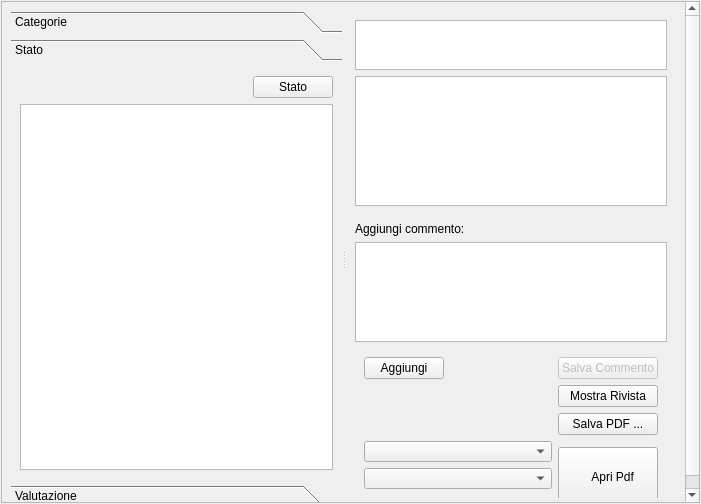
This is lescienze500/src/bookmarkgui.ui in simon-r/LeScienze500 as Qt 5 draws it before an edit. The edited form follows.
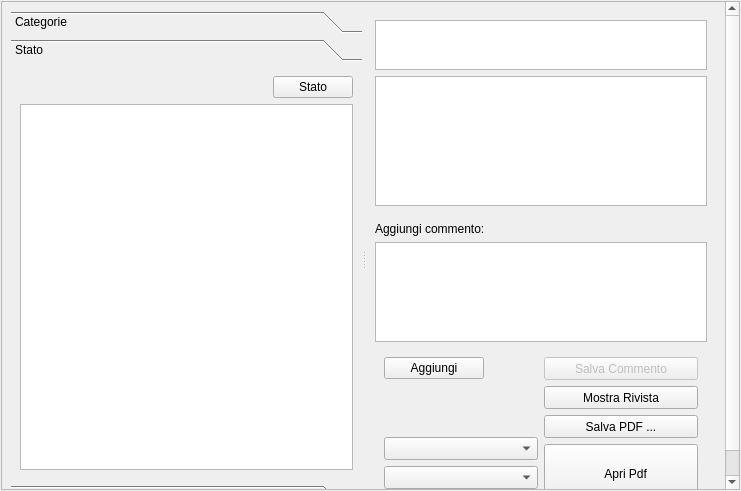
This is the edited form. The open tabs and pages were chosen to show the change. Icons and pictures are not drawn.

Commit message: correzione layout

What changed in the file:
```diff
--- a/lescienze500/src/bookmarkgui.ui
+++ b/lescienze500/src/bookmarkgui.ui
@@ -6,8 +6,8 @@
    <rect>
     <x>0</x>
     <y>0</y>
-    <width>701</width>
-    <height>504</height>
+    <width>741</width>
+    <height>491</height>
    </rect>
   </property>
   <property name="windowTitle">
@@ -32,9 +32,9 @@
       <property name="geometry">
        <rect>
         <x>0</x>
-        <y>0</y>
-        <width>693</width>
-        <height>496</height>
+        <y>-1</y>
+        <width>718</width>
+        <height>492</height>
        </rect>
       </property>
       <layout class="QHBoxLayout" name="horizontalLayout">
@@ -63,15 +63,15 @@
            </size>
           </property>
           <property name="currentIndex">
-           <number>0</number>
+           <number>1</number>
           </property>
           <widget class="QWidget" name="page_1">
            <property name="geometry">
             <rect>
              <x>0</x>
              <y>0</y>
-             <width>317</width>
-             <height>394</height>
+             <width>329</width>
+             <height>390</height>
             </rect>
            </property>
            <attribute name="icon">
@@ -131,8 +131,8 @@
             <rect>
              <x>0</x>
              <y>0</y>
-             <width>83</width>
-             <height>101</height>
+             <width>329</width>
+             <height>390</height>
             </rect>
            </property>
            <attribute name="icon">
@@ -195,8 +195,8 @@
             <rect>
              <x>0</x>
              <y>0</y>
-             <width>83</width>
-             <height>72</height>
+             <width>329</width>
+             <height>390</height>
             </rect>
            </property>
            <attribute name="icon">
@@ -238,7 +238,7 @@
           <property name="frameShadow">
            <enum>QFrame::Plain</enum>
           </property>
-          <layout class="QVBoxLayout" stretch="4,4,0,0,4">
+          <layout class="QVBoxLayout" stretch="4,4,0,0">
            <item>
             <widget class="QTextBrowser" name="Title">
              <property name="minimumSize">
@@ -318,8 +318,6 @@
                </property>
               </widget>
              </item>
-            </layout>
-           </item>
            <item>
             <widget class="QFrame" name="frame_2">
              <property name="minimumSize">
@@ -335,11 +333,15 @@
               <enum>QFrame::Raised</enum>
              </property>
              <layout class="QGridLayout" name="gridLayout_2">
-              <item row="1" column="0">
+                <item row="2" column="0" rowspan="3">
+                 <layout class="QHBoxLayout" name="horizontalLayout_3">
+                  <item>
+                   <layout class="QVBoxLayout" name="verticalLayout_4">
+                    <item>
                <widget class="QPushButton" name="AddFavorite">
                 <property name="maximumSize">
                  <size>
-                  <width>16777215</width>
+                        <width>100</width>
                   <height>16777215</height>
                  </size>
                 </property>
@@ -352,69 +354,27 @@
                 </property>
                </widget>
               </item>
-              <item row="1" column="1">
-               <spacer name="horizontalSpacer">
+                    <item>
+                     <spacer name="verticalSpacer_3">
                 <property name="orientation">
-                 <enum>Qt::Horizontal</enum>
+                       <enum>Qt::Vertical</enum>
                 </property>
                 <property name="sizeHint" stdset="0">
                  <size>
-                  <width>40</width>
-                  <height>20</height>
-                 </size>
-                </property>
-               </spacer>
-              </item>
-              <item row="7" column="2">
-               <widget class="QPushButton" name="OpenPDF">
-                <property name="minimumSize">
-                 <size>
-                  <width>0</width>
-                  <height>60</height>
-                 </size>
-                </property>
-                <property name="text">
-                 <string>    Apri Pdf </string>
-                </property>
-                <property name="icon">
-                 <iconset resource="crystal.qrc">
-                  <normaloff>:/icons/crystal/pdficon.png</normaloff>:/icons/crystal/pdficon.png</iconset>
-                </property>
-                <property name="iconSize">
-                 <size>
-                  <width>40</width>
+                        <width>20</width>
                   <height>40</height>
                  </size>
                 </property>
-               </widget>
-              </item>
-              <item row="3" column="2">
-               <widget class="QPushButton" name="OpenReview">
-                <property name="minimumSize">
-                 <size>
-                  <width>0</width>
-                  <height>0</height>
-                 </size>
-                </property>
-                <property name="text">
-                 <string>Mostra Rivista</string>
-                </property>
-               </widget>
-              </item>
-              <item row="1" column="2">
-               <widget class="QPushButton" name="SaveComment">
-                <property name="enabled">
-                 <bool>false</bool>
-                </property>
-                <property name="text">
-                 <string>Salva Commento</string>
-                </property>
-               </widget>
-              </item>
-              <item row="6" column="0" rowspan="2" colspan="2">
-               <layout class="QVBoxLayout" name="verticalLayout_4">
+                     </spacer>
+                    </item>
                 <item>
                  <widget class="QComboBox" name="Evaluation">
+                      <property name="minimumSize">
+                       <size>
+                        <width>0</width>
+                        <height>23</height>
+                       </size>
+                      </property>
                   <property name="toolTip">
                    <string>Valuta l'articolo.</string>
                   </property>
@@ -428,6 +388,12 @@
                 </item>
                 <item>
                  <widget class="QComboBox" name="State">
+                      <property name="minimumSize">
+                       <size>
+                        <width>0</width>
+                        <height>23</height>
+                       </size>
+                      </property>
                   <property name="toolTip">
                    <string>Stato di lettura dell'articolo.</string>
                   </property>
@@ -435,28 +401,94 @@
                 </item>
                </layout>
               </item>
-              <item row="3" column="0" colspan="2">
-               <spacer name="verticalSpacer_2">
-                <property name="orientation">
-                 <enum>Qt::Vertical</enum>
-                </property>
-                <property name="sizeHint" stdset="0">
+                  <item>
+                   <layout class="QVBoxLayout" name="verticalLayout_6">
+                    <item>
+                     <widget class="QPushButton" name="SaveComment">
+                      <property name="enabled">
+                       <bool>false</bool>
+                      </property>
+                      <property name="minimumSize">
                  <size>
-                  <width>20</width>
-                  <height>40</height>
-                 </size>
-                </property>
-               </spacer>
-              </item>
-              <item row="4" column="2">
+                        <width>0</width>
+                        <height>23</height>
+                       </size>
+                      </property>
+                      <property name="text">
+                       <string>Salva Commento</string>
+                      </property>
+                     </widget>
+                    </item>
+                    <item>
+                     <widget class="QPushButton" name="OpenReview">
+                      <property name="minimumSize">
+                       <size>
+                        <width>0</width>
+                        <height>23</height>
+                       </size>
+                      </property>
+                      <property name="text">
+                       <string>Mostra Rivista</string>
+                      </property>
+                     </widget>
+                    </item>
+                    <item>
                <widget class="QPushButton" name="SavePDF">
+                      <property name="minimumSize">
+                       <size>
+                        <width>0</width>
+                        <height>23</height>
+                       </size>
+                      </property>
                 <property name="text">
                  <string>Salva PDF ...</string>
                 </property>
                </widget>
               </item>
-             </layout>
-            </widget>
+                    <item>
+                     <widget class="QPushButton" name="OpenPDF">
+                      <property name="minimumSize">
+                       <size>
+                        <width>0</width>
+                        <height>60</height>
+                       </size>
+                      </property>
+                      <property name="text">
+                       <string>    Apri Pdf </string>
+                      </property>
+                      <property name="icon">
+                       <iconset resource="crystal.qrc">
+                        <normaloff>:/icons/crystal/pdficon.png</normaloff>:/icons/crystal/pdficon.png</iconset>
+                      </property>
+                      <property name="iconSize">
+                       <size>
+                        <width>40</width>
+                        <height>40</height>
+                       </size>
+                      </property>
+                     </widget>
+                    </item>
+                    <item>
+                     <spacer name="verticalSpacer_2">
+                      <property name="orientation">
+                       <enum>Qt::Vertical</enum>
+                      </property>
+                      <property name="sizeHint" stdset="0">
+                       <size>
+                        <width>20</width>
+                        <height>5</height>
+                       </size>
+                      </property>
+                     </spacer>
+                    </item>
+                   </layout>
+                  </item>
+                 </layout>
+                </item>
+               </layout>
+              </widget>
+             </item>
+            </layout>
            </item>
           </layout>
          </widget>
```
Left out of the diff: 4 changed lines with no effect on the pictures. Lines whose indentation alone changed are shown as unchanged. The commit also changes 1 other file.
